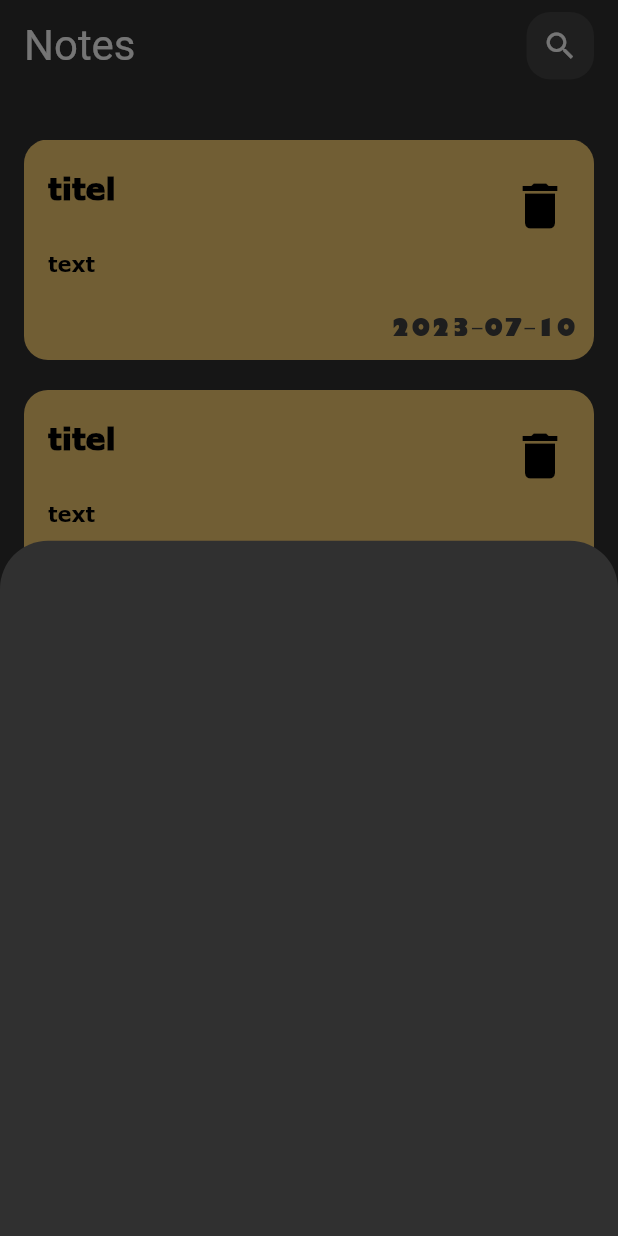
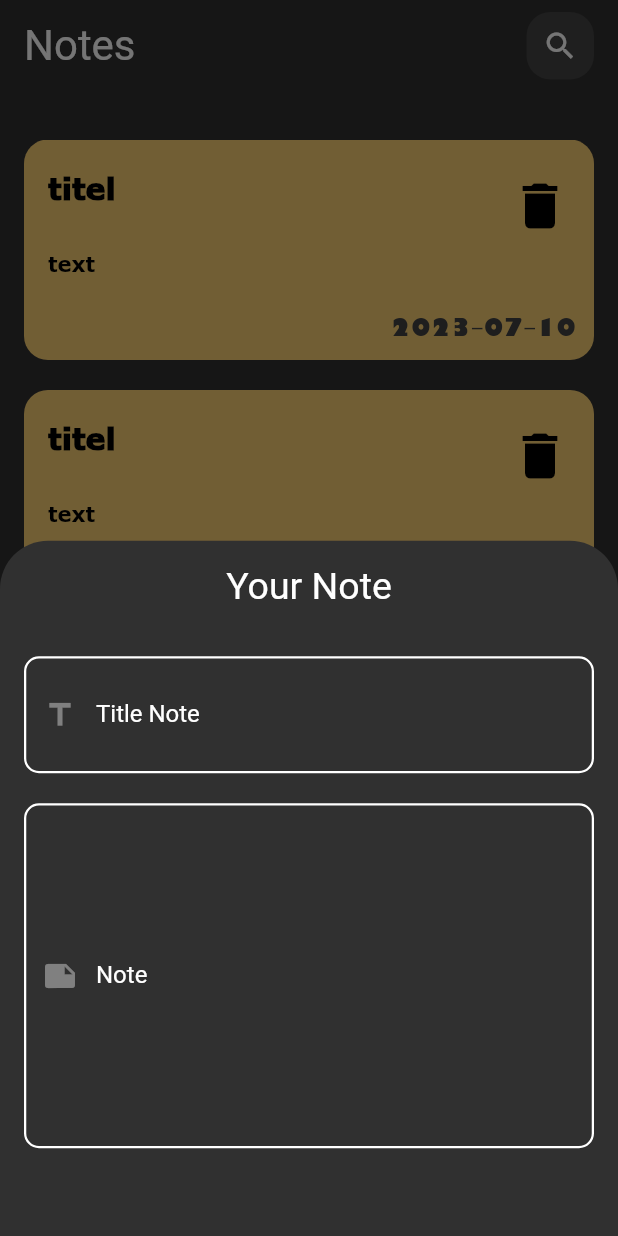
Before and after one commit to Ahmed-elsaid-AEA/noteApp, a Flutter app: the screen it shows after launch, after a tap on the "add" icon, on a phone screen of 412 x 824 dp. Run offline on Flutter 3.47's test engine with Material 2 defaults, Android fonts, the phone set to English and light mode, and no system bars.

Commit message:
max custom material button

```diff
--- a/lib/views/Widgets/AddNoteBottomSheet.dart
+++ b/lib/views/Widgets/AddNoteBottomSheet.dart
@@ -1,13 +1,30 @@
 import 'package:flutter/cupertino.dart';
 import 'package:flutter/material.dart';
+import 'package:note_app/views/Widgets/CustomFormTextField.dart';
 
 class AddNoteBottomSheet extends StatelessWidget {
   const AddNoteBottomSheet({super.key});
 
   @override
   Widget build(BuildContext context) {
-    return Column(children: [
-
-    ],);
+    return Padding(
+      padding: const EdgeInsets.symmetric(horizontal: 16),
+      child: Column(
+        children: [
+          Padding(
+            padding: const EdgeInsets.only(top: 16, bottom: 32),
+            child: Text(
+              'Your Note',
+              style: TextStyle(
+                fontSize: 25,
+              ),
+            ),
+          ),
+          CustomFormTextField(hintText: 'Enter Your Title Note ', labelText: 'Title Note',prefixIcon: Icons.title,maxline: 2,),
+          SizedBox(height: 20,),
+          CustomFormTextField(hintText: 'Enter Your Note ', labelText: 'Note',prefixIcon: Icons.note,maxline: 10,)
+        ],
+      ),
+    );
   }
 }
--- a/lib/views/Widgets/CustomFormTextField.dart
+++ b/lib/views/Widgets/CustomFormTextField.dart
@@ -16,6 +16,7 @@ class CustomFormTextField extends StatelessWidget {
     this.prefixIcon,
     this.suffixIcon,
     this.onChanged,
+    this.maxline=1,
     this.onSubmitted,
     this.controller,
     this.validator,
@@ -35,6 +36,7 @@ class CustomFormTextField extends StatelessWidget {
   Color? suffixIconColor;
   Color? textColor;
   Color enabledBorderColor;
+  int maxline;
   bool obscureText;
   TextEditingController? controller;
   Function(String)? onChanged;
@@ -47,6 +49,7 @@ class CustomFormTextField extends StatelessWidget {
   Widget build(BuildContext context) {
     return TextFormField(
       controller: controller,
+      maxLines: maxline,
       obscureText: obscureText,
       onFieldSubmitted: onSubmitted,
       validator: validator,
```
Also changed, not shown: lib/views/Widgets/CustomMaterialButton.dart (added, +37 -0 lines).
